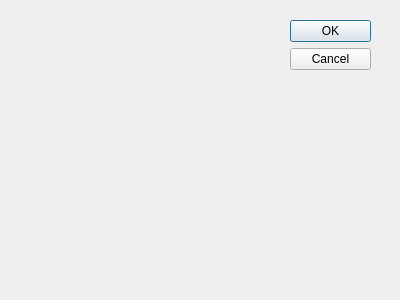
Above: src/imagelist.ui from Dokany/Steganogram before the change. Below: the same form after it.
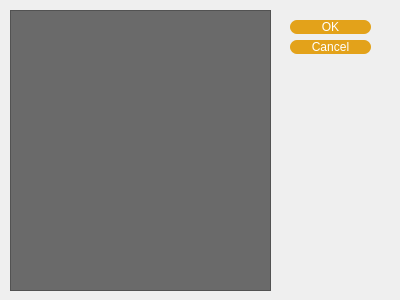
That is the form after the change.

The edit to the form file:
```diff
--- a/src/imagelist.ui
+++ b/src/imagelist.ui
@@ -15,7 +15,128 @@
   <property name="windowTitle">
    <string>Dialog</string>
   </property>
-  <widget name="buttonBox" class="QDialogButtonBox">
+  <property name="styleSheet">
+   <string notr="true">QMainWindow{
+background-color:#253147;
+}
+
+QMenuBar{
+background-color:#1d1d1d;
+padding:5px;
+	font: 12pt &quot;MS Shell Dlg 2&quot;;
+}
+
+QMenuBar::item{
+background-color:#1d1d1d;
+color:#fff;
+padding:5px;
+
+}
+
+QMenu{
+color:#fff;
+padding:0;
+}
+
+QMenu::item:selected{
+color:#fff;
+background-color:#00aba9;
+}
+
+QGroupBox {
+    background-color: #253147;
+}
+
+QTableWidget{
+background-color:#3d3d3d;
+color:#fff;
+  selection-background-color: #da532c;
+border:solid;
+border-width:3px;
+border-color:#da532c;
+}
+QHeaderView::section{
+background-color:qlineargradient(spread:pad, x1:0, y1:0, x2:1, y2:0, stop:0 rgba(20, 158, 217, 255), stop:1 rgba(36, 158, 217, 255));
+border:none;
+border-top-style:solid;
+border-width:1px;
+border-top-color:qlineargradient(spread:pad, x1:0, y1:0, x2:1, y2:0, stop:0 rgba(20, 158, 217, 255), stop:1 rgba(36, 158, 217, 255));
+color:#fff;
+
+}
+QHeaderView{
+background-color:qlineargradient(spread:pad, x1:0, y1:0, x2:1, y2:0, stop:0 rgba(20, 158, 217, 255), stop:1 rgba(36, 158, 217, 255));
+
+border:none;
+border-top-style:solid;
+border-width:1px;
+border-top-color:#149ED9;
+color:#fff;
+	font: 75 12pt &quot;Calibri&quot;;
+}
+
+QTableCornerButton::section{
+border:none;
+background-color:#149ED9;
+}
+
+QListWidget{
+background-color:#6A6A6A;
+color:#fff;
+}
+
+QMenu{
+background-color:#253147;
+}
+QStatusBar{
+background-color:#253147;
+color:#fff;
+}
+
+QPushButton{
+border-style:solid;
+
+background-color:#e3a21a;
+color:#fff;
+border-radius:7px;
+}
+QPushButton:hover{
+color:#ccc;
+	background-color: qlineargradient(spread:pad, x1:0.517, y1:0, x2:0.517, y2:1, stop:0 rgba(45, 45, 45, 255), stop:0.505682 rgba(45, 45, 45, 255), stop:1 rgba(29, 29, 29, 255));
+	border-color:#2d89ef;
+border-width:2px;
+}
+
+QPushButton:pressed{
+background-color: qlineargradient(spread:pad, x1:0.517, y1:0, x2:0.517, y2:1, stop:0 rgba(29, 29, 29, 255), stop:0.505682 rgba(45, 45, 45, 255), stop:1 rgba(29, 29, 29, 255));
+}
+
+
+QTabWidget::tab{
+background-color:#253147;
+}
+
+QLineEdit{
+border-radius:0;
+}
+
+QProgressBar{
+border-radius:0;
+text-align:center;
+color:#fff;
+background-color:transparent;
+border: 2px solid #e3a21a;
+border-radius:7px;
+	font: 75 12pt &quot;Open Sans&quot;;
+
+}
+
+QProgressBar::chunk{
+background-color:#2d89ef;
+width:20px;
+}</string>
+  </property>
+  <widget class="QDialogButtonBox" name="buttonBox">
    <property name="geometry">
     <rect>
      <x>290</x>
@@ -31,6 +152,16 @@
     <set>QDialogButtonBox::Cancel|QDialogButtonBox::Ok</set>
    </property>
   </widget>
+  <widget class="QListWidget" name="imageListWidget">
+   <property name="geometry">
+    <rect>
+     <x>10</x>
+     <y>10</y>
+     <width>261</width>
+     <height>281</height>
+    </rect>
+   </property>
+  </widget>
  </widget>
  <pixmapfunction/>
  <resources/>
```
Left out of the diff: 7 changed lines with no effect on the pictures.
